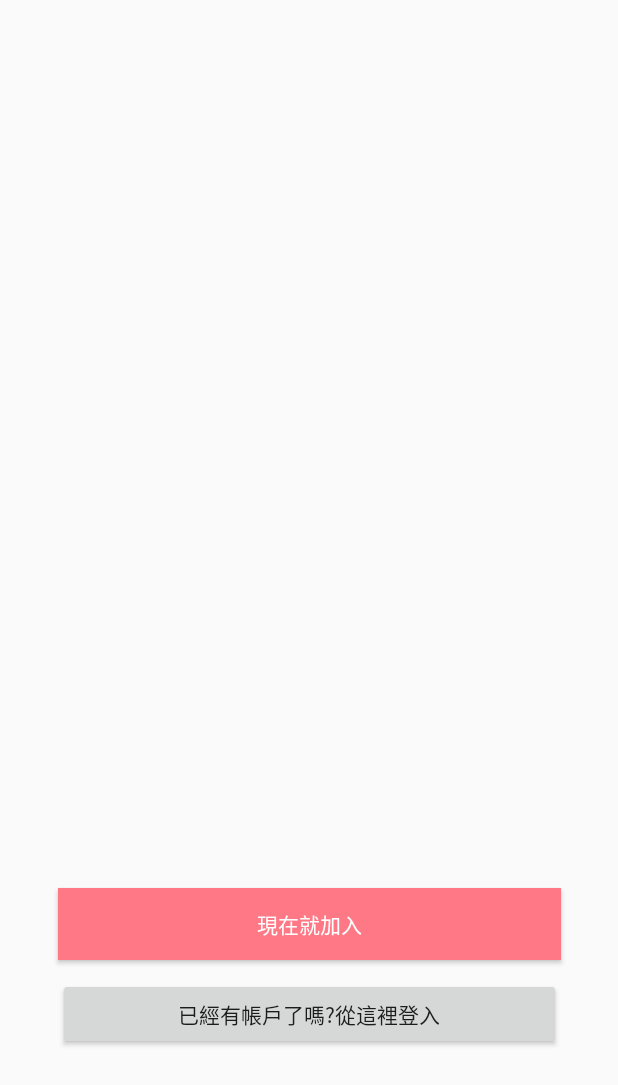
After one commit to candiceliao/NTUEMIE109-DatingApp, an Android app: the layout activity_start.xml on its own in the app's theme, with its tools: preview values and no code run, on a phone screen of 412 x 824 dp. The commit adds this screen. Shown: the top 1085 px of the screen. Run offline under Robolectric (Android 15) with nearby library versions, the phone set to English and light mode, and no system bars.

Commit message:
add a start page
the banner is not done

```diff
--- a/app/src/main/AndroidManifest.xml
+++ b/app/src/main/AndroidManifest.xml
@@ -13,6 +13,7 @@
         tools:ignore="GoogleAppIndexingWarning">
         <activity android:name=".ui.login.LogoutActivity"></activity>
         <activity android:name=".ui.login.LoginActivity"></activity>
+        <activity android:name=".StartActivity" />
         <activity
             android:name=".WelcomeActivity"
             android:label="@string/app_name"
--- /dev/null
+++ b/app/src/main/java/com/example/myapplication/StartActivity.java
@@ -0,0 +1,29 @@
+package com.example.myapplication;
+
+import android.content.Intent;
+import android.os.Bundle;
+import android.support.v7.app.AppCompatActivity;
+import android.view.View;
+import android.widget.Button;
+
+import com.example.myapplication.ui.login.LoginActivity;
+
+public class StartActivity extends AppCompatActivity {
+
+    @Override
+    public void onCreate(Bundle savedInstanceState) {
+        super.onCreate(savedInstanceState);
+        setContentView(R.layout.activity_start);
+
+        Button loginPageBtn = findViewById(R.id.loginBtn);
+
+        loginPageBtn.setOnClickListener(new View.OnClickListener() {
+            @Override
+            public void onClick(View v) {
+                Intent intent = new Intent();
+                intent.setClass(StartActivity.this , LoginActivity.class);
+                startActivity(intent);
+            }
+        });
+    }
+}
--- a/app/src/main/java/com/example/myapplication/WelcomeActivity.java
+++ b/app/src/main/java/com/example/myapplication/WelcomeActivity.java
@@ -15,7 +15,7 @@ public class WelcomeActivity extends AppCompatActivity {
         new Handler().postDelayed(new Runnable() {
             @Override
             public void run() {
-                startActivity(new Intent(WelcomeActivity.this, LoginActivity.class));
+                startActivity(new Intent(WelcomeActivity.this, StartActivity.class));
                 finish();
             }
         }, 2000);
--- /dev/null
+++ b/app/src/main/res/layout/activity_start.xml
@@ -0,0 +1,38 @@
+<?xml version="1.0" encoding="utf-8"?>
+<android.support.constraint.ConstraintLayout xmlns:android="http://schemas.android.com/apk/res/android"
+    xmlns:app="http://schemas.android.com/apk/res-auto"
+    android:layout_width="match_parent"
+    android:layout_height="match_parent"
+    xmlns:tools="http://schemas.android.com/tools"
+    tools:context=".StartActivity">
+
+    <Button
+        android:id="@+id/signUpBtn"
+        android:layout_width="335dp"
+        android:layout_height="wrap_content"
+        android:layout_marginStart="8dp"
+        android:layout_marginLeft="8dp"
+        android:layout_marginEnd="8dp"
+        android:layout_marginRight="8dp"
+        android:layout_marginBottom="12dp"
+        android:background="@color/colorWelcomeBg"
+        android:text="@string/signUpBtn"
+        android:textColor="@android:color/white"
+        app:layout_constraintBottom_toTopOf="@+id/loginBtn"
+        app:layout_constraintEnd_toEndOf="parent"
+        app:layout_constraintStart_toStartOf="parent" />
+
+    <Button
+        android:id="@+id/loginBtn"
+        android:layout_width="335dp"
+        android:layout_height="wrap_content"
+        android:layout_marginStart="8dp"
+        android:layout_marginLeft="8dp"
+        android:layout_marginEnd="8dp"
+        android:layout_marginRight="8dp"
+        android:layout_marginBottom="124dp"
+        android:text="@string/loginBtn"
+        app:layout_constraintBottom_toBottomOf="parent"
+        app:layout_constraintEnd_toEndOf="parent"
+        app:layout_constraintStart_toStartOf="parent" />
+</android.support.constraint.ConstraintLayout>
--- a/app/src/main/res/values/strings.xml
+++ b/app/src/main/res/values/strings.xml
@@ -9,4 +9,6 @@
     <string name="invalid_username">Not a valid username</string>
     <string name="invalid_password">Password must be >5 characters</string>
     <string name="login_failed">"Login failed"</string>
+    <string name="signUpBtn">"現在就加入"</string>
+    <string name="loginBtn">"已經有帳戶了嗎?從這裡登入"</string>
 </resources>
```
